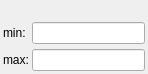
uweschmitt/emzed2, file emzed/core/explorers/widgets/choose_range.ui: the form before one commit.
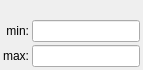
The form after the commit.

Diff of the .ui file:
```diff
--- a/emzed/core/explorers/widgets/choose_range.ui
+++ b/emzed/core/explorers/widgets/choose_range.ui
@@ -6,8 +6,8 @@
    <rect>
     <x>0</x>
     <y>0</y>
-    <width>148</width>
-    <height>74</height>
+    <width>143</width>
+    <height>70</height>
    </rect>
   </property>
   <property name="sizePolicy">
@@ -25,14 +25,66 @@
   <property name="windowTitle">
    <string>Form</string>
   </property>
-  <layout class="QVBoxLayout" name="verticalLayout">
-   <property name="spacing">
-    <number>3</number>
-   </property>
+  <layout class="QGridLayout" name="gridLayout">
    <property name="margin">
     <number>3</number>
    </property>
-   <item alignment="Qt::AlignHCenter">
+   <property name="spacing">
+    <number>3</number>
+   </property>
+   <item row="2" column="0">
+    <widget class="QLabel" name="label_upper_bound">
+     <property name="text">
+      <string>max:</string>
+     </property>
+     <property name="alignment">
+      <set>Qt::AlignRight|Qt::AlignTrailing|Qt::AlignVCenter</set>
+     </property>
+    </widget>
+   </item>
+   <item row="2" column="2" colspan="3">
+    <widget class="QLineEdit" name="upper_bound">
+     <property name="sizePolicy">
+      <sizepolicy hsizetype="Preferred" vsizetype="Preferred">
+       <horstretch>0</horstretch>
+       <verstretch>0</verstretch>
+      </sizepolicy>
+     </property>
+     <property name="minimumSize">
+      <size>
+       <width>100</width>
+       <height>0</height>
+      </size>
+     </property>
+    </widget>
+   </item>
+   <item row="1" column="0">
+    <widget class="QLabel" name="label_lower_bound">
+     <property name="text">
+      <string>min:</string>
+     </property>
+     <property name="alignment">
+      <set>Qt::AlignRight|Qt::AlignTrailing|Qt::AlignVCenter</set>
+     </property>
+    </widget>
+   </item>
+   <item row="1" column="2" colspan="3">
+    <widget class="QLineEdit" name="lower_bound">
+     <property name="sizePolicy">
+      <sizepolicy hsizetype="Preferred" vsizetype="Preferred">
+       <horstretch>1</horstretch>
+       <verstretch>0</verstretch>
+      </sizepolicy>
+     </property>
+     <property name="minimumSize">
+      <size>
+       <width>100</width>
+       <height>0</height>
+      </size>
+     </property>
+    </widget>
+   </item>
+   <item row="0" column="2">
     <widget class="QLabel" name="column_name">
      <property name="sizePolicy">
       <sizepolicy hsizetype="Preferred" vsizetype="Preferred">
@@ -45,62 +97,6 @@
      </property>
     </widget>
    </item>
-   <item>
-    <layout class="QGridLayout" name="gridLayout">
-     <property name="horizontalSpacing">
-      <number>-1</number>
-     </property>
-     <property name="verticalSpacing">
-      <number>5</number>
-     </property>
-     <item row="0" column="0">
-      <widget class="QLabel" name="label_lower_bound">
-       <property name="text">
-        <string>min:</string>
-       </property>
-      </widget>
-     </item>
-     <item row="1" column="0">
-      <widget class="QLabel" name="label_upper_bound">
-       <property name="text">
-        <string>max:</string>
-       </property>
-      </widget>
-     </item>
-     <item row="0" column="1">
-      <widget class="QLineEdit" name="lower_bound">
-       <property name="sizePolicy">
-        <sizepolicy hsizetype="Preferred" vsizetype="Preferred">
-         <horstretch>1</horstretch>
-         <verstretch>0</verstretch>
-        </sizepolicy>
-       </property>
-       <property name="minimumSize">
-        <size>
-         <width>100</width>
-         <height>0</height>
-        </size>
-       </property>
-      </widget>
-     </item>
-     <item row="1" column="1">
-      <widget class="QLineEdit" name="upper_bound">
-       <property name="sizePolicy">
-        <sizepolicy hsizetype="Preferred" vsizetype="Preferred">
-         <horstretch>0</horstretch>
-         <verstretch>0</verstretch>
-        </sizepolicy>
-       </property>
-       <property name="minimumSize">
-        <size>
-         <width>100</width>
-         <height>0</height>
-        </size>
-       </property>
-      </widget>
-     </item>
-    </layout>
-   </item>
   </layout>
  </widget>
  <resources/>
```
Left out of the diff: 4 changed lines with no effect on the pictures.
